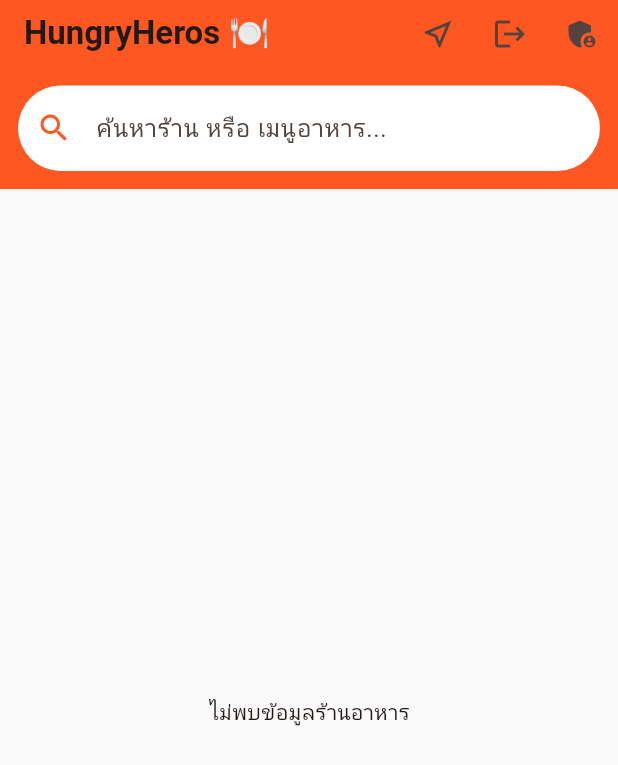
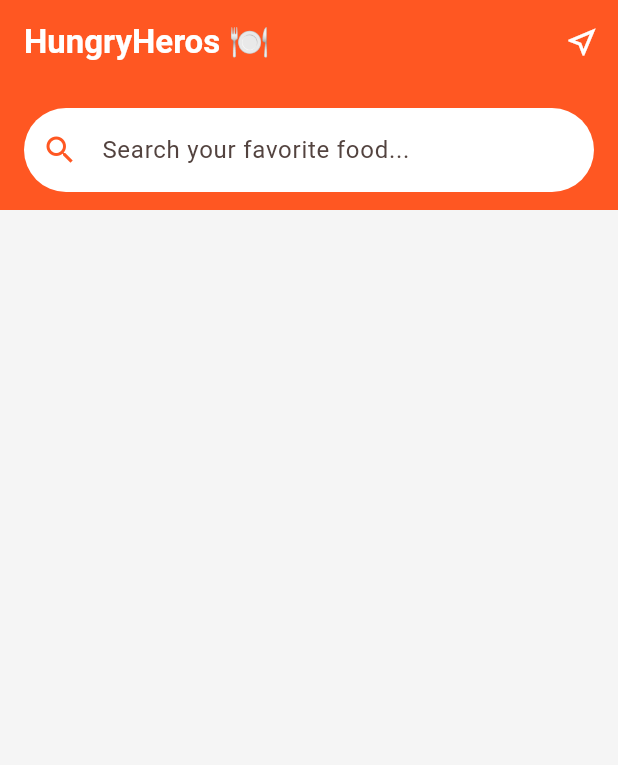
Before and after one commit to phutawanku-cmd/Application, a Flutter app: the screen it shows once a user with an empty profile is signed in, on a phone screen of 412 x 824 dp. Shown: the top 765 px of the screen. Run offline on Flutter 3.47's test engine with Material 3 defaults, Android fonts, the phone set to English and light mode, and no system bars; our stand-ins replace cloud_firestore, firebase_auth, firebase_core; accounts and stored records are empty.

Commit message:
Refactor HomeScreen layout and remove unused imports; update user location coordinates

```diff
--- a/smart_restaurant/lib/models/restaurant.dart
+++ b/smart_restaurant/lib/models/restaurant.dart
@@ -59,4 +59,4 @@
       'menus': menus,
     };
   }
-}
+} //
--- a/smart_restaurant/lib/screens/home_screen.dart
+++ b/smart_restaurant/lib/screens/home_screen.dart
@@ -1,10 +1,8 @@
 import 'package:flutter/material.dart';
-import 'package:firebase_auth/firebase_auth.dart';
 import 'dart:math' as math;
 import '../services/database_service.dart';
 import '../models/restaurant.dart';
 import 'restaurant_detail_screen.dart';
-import 'admin_dashboard_screen.dart';
 
 class HomeScreen extends StatefulWidget {
   const HomeScreen({super.key});
@@ -17,19 +15,11 @@
   final DatabaseService _dbService = DatabaseService();
   String _searchText = "";
   bool _isSortingByDistance = false;
-  late Stream<List<Restaurant>> _restaurantStream;
 
-  // 📍 พิกัดจำลองของผู้ใช้ (สามารถเปลี่ยนเป็นพิกัดจริงได้ในอนาคต)
-  final double userLat = 13.7563;
-  final double userLng = 100.5018;
+  // 📍 พิกัดจำลองของผู้ใช้ (User Location)
+  final double userLat = 13.1234;
+  final double userLng = 100.9123;
 
-  @override
-  void initState() {
-    super.initState();
-    _restaurantStream = _dbService.getRestaurants();
-  }
-
-  // 📏 ฟังก์ชันคำนวณระยะทาง (Haversine Formula)
   double _calculateDistance(double resLat, double resLng) {
     var p = 0.017453292519943295;
     var a = 0.5 - math.cos((resLat - userLat) * p) / 2 +
@@ -38,71 +28,35 @@
     return 12742 * math.asin(math.sqrt(a));
   }
 
-  void _showAdminLoginDialog() {
-    final TextEditingController passwordController = TextEditingController();
-    showDialog(
-      context: context,
-      builder: (dialogContext) {
-        return AlertDialog(
-          title: const Text('🔐 Admin Mode'),
-          content: TextField(
-            controller: passwordController,
-            obscureText: true,
-            decoration: const InputDecoration(
-              labelText: 'กรอกรหัสผ่าน (admin123)',
-              border: OutlineInputBorder(),
-            ),
-          ),
-          actions: [
-            TextButton(
-              onPressed: () => Navigator.pop(dialogContext),
-              child: const Text('ยกเลิก', style: TextStyle(color: Colors.grey)),
-            ),
-            ElevatedButton(
-              style: ElevatedButton.styleFrom(backgroundColor: Colors.deepOrange),
-              onPressed: () {
-                if (passwordController.text.trim() == 'admin123') {
-                  Navigator.pop(dialogContext);
-                  Navigator.push(context, MaterialPageRoute(builder: (context) => const AdminDashboardScreen()));
-                }
-              },
-              child: const Text('เข้าสู่ระบบ'),
-            ),
-          ],
-        );
-      },
-    );
-  }
-
   @override
   Widget build(BuildContext context) {
     return Scaffold(
-      backgroundColor: Colors.grey[50],
-      appBar: AppBar(
-        title: const Text('HungryHeros 🍽️', style: TextStyle(fontWeight: FontWeight.bold)),
-        backgroundColor: Colors.deepOrange,
+      backgroundColor: Colors.grey[100],
+      body: CustomScrollView(
+        slivers: [
+          // --- AppBar สีส้ม HungryHeros ---
+          SliverAppBar(
+            expandedHeight: 140,
+            floating: true,
+            pinned: true,
+            backgroundColor: const Color(0xFFFF5722),
+            title: const Text('HungryHeros 🍽️',
+              style: TextStyle(fontWeight: FontWeight.bold, color: Colors.white)),
             actions: [
+              // ปุ่ม Sort ระยะทาง (คลิกเพื่อสลับการเรียง)
               IconButton(
-            icon: Icon(_isSortingByDistance ? Icons.near_me : Icons.near_me_outlined),
+                icon: Icon(_isSortingByDistance ? Icons.near_me : Icons.near_me_outlined, color: Colors.white),
                 onPressed: () => setState(() => _isSortingByDistance = !_isSortingByDistance),
-          ),
-          IconButton(
-            icon: const Icon(Icons.logout),
-            onPressed: () async => await FirebaseAuth.instance.signOut(),
-          ),
-          IconButton(
-            icon: const Icon(Icons.admin_panel_settings),
-            onPressed: _showAdminLoginDialog,
               ),
             ],
             bottom: PreferredSize(
               preferredSize: const Size.fromHeight(70),
               child: Padding(
-            padding: const EdgeInsets.all(12.0),
+                padding: const EdgeInsets.fromLTRB(16, 0, 16, 12),
                 child: TextField(
                   decoration: InputDecoration(
-                hintText: 'ค้นหาร้าน หรือ เมนูอาหาร...',
-                prefixIcon: const Icon(Icons.search, color: Colors.deepOrange),
+                    hintText: 'Search your favorite food...',
+                    prefixIcon: const Icon(Icons.search, color: Color(0xFFFF5722)),
                     fillColor: Colors.white,
                     filled: true,
                     border: OutlineInputBorder(borderRadius: BorderRadius.circular(30), borderSide: BorderSide.none),
@@ -112,75 +66,85 @@
               ),
             ),
           ),
-      body: StreamBuilder<List<Restaurant>>(
-        stream: _restaurantStream,
+
+          // --- รายการร้านอาหาร (UI เหมือน Figma) ---
+          StreamBuilder<List<Restaurant>>(
+            stream: _dbService.getRestaurants(),
             builder: (context, snapshot) {
-          if (snapshot.connectionState == ConnectionState.waiting) return const Center(child: CircularProgressIndicator());
-          if (!snapshot.hasData || snapshot.data!.isEmpty) return const Center(child: Text("ไม่พบข้อมูลร้านอาหาร"));
+              if (snapshot.connectionState == ConnectionState.waiting) return const SliverFillRemaining(child: Center(child: CircularProgressIndicator()));
+              if (!snapshot.hasData) return const SliverFillRemaining(child: Center(child: Text("No data")));
 
-          List<Restaurant> restaurants = snapshot.data!;
-
-          // 🔍 ค้นหา (Search Logic)
-          List<Restaurant> filtered = restaurants.where((res) {
-            final query = _searchText.toLowerCase();
-            return res.name.toLowerCase().contains(query) || res.category.toLowerCase().contains(query);
+              List<Restaurant> filtered = snapshot.data!.where((res) {
+                return res.name.toLowerCase().contains(_searchText.toLowerCase());
               }).toList();
 
-          // 📍 เรียงลำดับ (Sort Logic)
+              // 🚩 ระบบ Sort ตามระยะทาง
               if (_isSortingByDistance) {
                 filtered.sort((a, b) => _calculateDistance(a.lat, a.lng).compareTo(_calculateDistance(b.lat, b.lng)));
               }
 
-          return ListView.builder(
-            padding: const EdgeInsets.symmetric(vertical: 10),
-            itemCount: filtered.length,
-            itemBuilder: (context, index) {
+              return SliverPadding(
+                padding: const EdgeInsets.all(16),
+                sliver: SliverList(
+                  delegate: SliverChildBuilderDelegate(
+                    (context, index) {
                       final res = filtered[index];
                       final dist = _calculateDistance(res.lat, res.lng);
 
-              return GestureDetector(
+                      return Container(
+                        margin: const EdgeInsets.only(bottom: 20),
+                        decoration: BoxDecoration(
+                          color: Colors.white,
+                          borderRadius: BorderRadius.circular(25),
+                          boxShadow: [BoxShadow(color: Colors.black12, blurRadius: 10, offset: const Offset(0, 5))],
+                        ),
+                        child: InkWell(
                           onTap: () => Navigator.push(context, MaterialPageRoute(builder: (context) => RestaurantDetailScreen(restaurant: res))),
-                child: Card(
-                  margin: const EdgeInsets.symmetric(horizontal: 16, vertical: 8),
-                  shape: RoundedRectangleBorder(borderRadius: BorderRadius.circular(20)),
-                  elevation: 3,
+                          borderRadius: BorderRadius.circular(25),
                           child: Column(
                             crossAxisAlignment: CrossAxisAlignment.start,
                             children: [
+                              // 🖼️ พื้นที่ภาพ (Full Width & Height 200px)
+                              Stack(
+                                children: [
                                   ClipRRect(
-                        borderRadius: const BorderRadius.vertical(top: Radius.circular(20)),
+                                    borderRadius: const BorderRadius.vertical(top: Radius.circular(25)),
                                     child: Image.network(
                                       res.imageUrl,
-                          height: 160, width: double.infinity, fit: BoxFit.cover,
-                          errorBuilder: (_, __, ___) => Container(height: 160, color: Colors.grey[200], child: const Icon(Icons.restaurant, size: 50)),
+                                      height: 200,
+                                      width: double.infinity,
+                                      fit: BoxFit.cover,
+                                      errorBuilder: (_, __, ___) => Container(height: 200, color: Colors.grey[200], child: const Icon(Icons.restaurant, size: 50)),
                                     ),
                                   ),
+                                  Positioned(
+                                    top: 12, right: 12,
+                                    child: Container(
+                                      padding: const EdgeInsets.symmetric(horizontal: 10, vertical: 5),
+                                      decoration: BoxDecoration(color: Colors.white, borderRadius: BorderRadius.circular(15)),
+                                      child: Row(children: [const Icon(Icons.star, color: Colors.orange, size: 16), Text(' ${res.rating}', style: const TextStyle(fontWeight: FontWeight.bold))]),
+                                    ),
+                                  ),
+                                ],
+                              ),
+                              // 📝 ข้อมูลร้าน
                               Padding(
                                 padding: const EdgeInsets.all(16),
                                 child: Column(
                                   crossAxisAlignment: CrossAxisAlignment.start,
                                   children: [
-                            Row(
-                              mainAxisAlignment: MainAxisAlignment.spaceBetween,
-                              children: [
                                     Text(res.name, style: const TextStyle(fontSize: 18, fontWeight: FontWeight.bold)),
+                                    const SizedBox(height: 4),
+                                    Text(res.category, style: const TextStyle(color: Colors.grey)),
+                                    const Divider(height: 24),
                                     Row(
                                       children: [
-                                    const Icon(Icons.star, color: Colors.orange, size: 18),
-                                    Text(' ${res.rating}', style: const TextStyle(fontWeight: FontWeight.bold)),
-                                  ],
-                                ),
-                              ],
-                            ),
-                            const SizedBox(height: 4),
-                            Text("${res.category} • ${res.priceRange}", style: TextStyle(color: Colors.grey[600])),
-                            const SizedBox(height: 8),
-                            Row(
-                              children: [
-                                const Icon(Icons.location_on, size: 14, color: Colors.deepOrange),
-                                Text(" ${dist.toStringAsFixed(1)} กม.", style: const TextStyle(fontSize: 13, color: Colors.grey)),
+                                        const Icon(Icons.location_on, size: 16, color: Color(0xFFFF5722)),
+                                        // 🚩 ตัวเลขระยะทางจะเปลี่ยนตามที่แก้ใน Firebase
+                                        Text(' ${dist.toStringAsFixed(1)} km', style: const TextStyle(fontWeight: FontWeight.bold)),
                                         const Spacer(),
-                                Text(res.openingHours, style: const TextStyle(fontSize: 12, color: Colors.green)),
+                                        const Icon(Icons.access_time, size: 16, color: Colors.grey),
+                                        Text(' ${res.openingHours}', style: const TextStyle(color: Colors.grey)),
                                       ],
                                     ),
                                   ],
@@ -191,8 +155,13 @@
                         ),
                       );
                     },
+                    childCount: filtered.length,
+                  ),
+                ),
               );
             },
+          ),
+        ],
       ),
     );
   }
```
Lines whose indentation alone changed are shown as unchanged.
